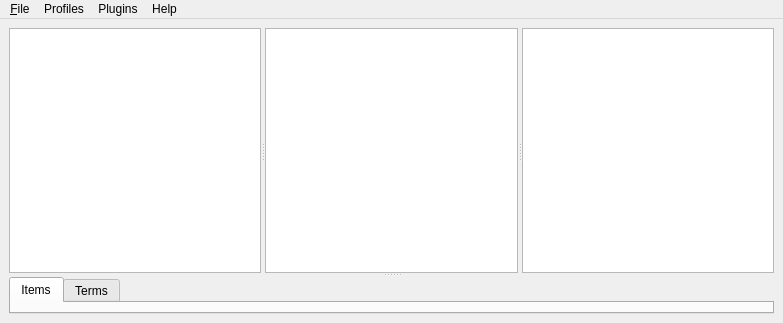
Above: qtdesigner/main.ui from t123/ReadingTool.Python before the change. Below: the same form after it.
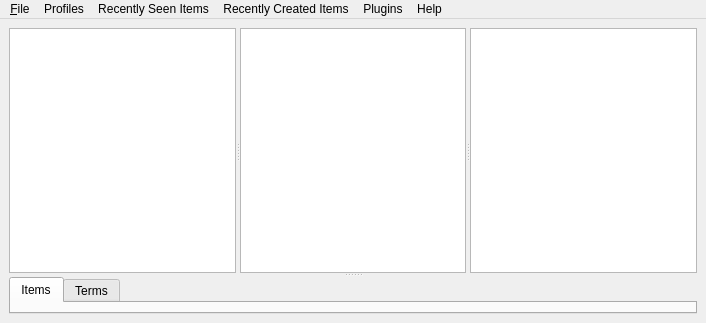
That is the form after the change.

Patch:
```diff
--- a/qtdesigner/main.ui
+++ b/qtdesigner/main.ui
@@ -6,7 +6,7 @@
    <rect>
     <x>0</x>
     <y>0</y>
-    <width>783</width>
+    <width>706</width>
     <height>323</height>
    </rect>
   </property>
@@ -82,7 +82,7 @@
     <rect>
      <x>0</x>
      <y>0</y>
-     <width>783</width>
+     <width>706</width>
      <height>21</height>
     </rect>
    </property>
@@ -113,8 +113,20 @@
     <addaction name="actionAbout_ReadingTool"/>
     <addaction name="actionAbout_ReadingTool_2"/>
    </widget>
+   <widget class="QMenu" name="menuRecently_Seen_Items">
+    <property name="title">
+     <string>Recently Seen Items</string>
+    </property>
+   </widget>
+   <widget class="QMenu" name="menuRecently_Created_Items">
+    <property name="title">
+     <string>Recently Created Items</string>
+    </property>
+   </widget>
    <addaction name="menuFile"/>
    <addaction name="menuProfiles"/>
+   <addaction name="menuRecently_Seen_Items"/>
+   <addaction name="menuRecently_Created_Items"/>
    <addaction name="menuPlugins"/>
    <addaction name="menuHelp"/>
   </widget>
```
Left out of the diff: 14 changed lines with no effect on the pictures.
